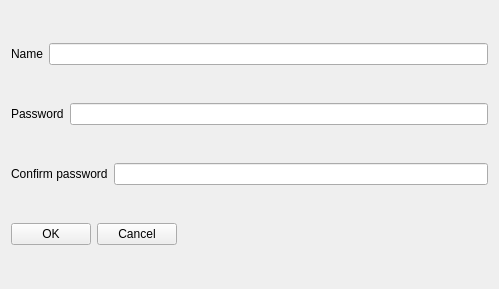
This is src/ui/box/create-box.ui in openeuler-mirror/ks-ssr as Qt 5 draws it before an edit. The edited form follows.
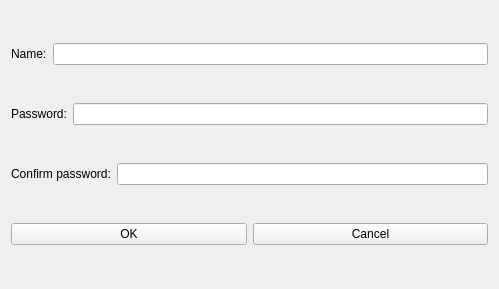
This is the edited form. Icons and pictures are not drawn.

```diff
--- a/src/ui/box/create-box.ui
+++ b/src/ui/box/create-box.ui
@@ -17,13 +17,16 @@
    <iconset resource="../../../resources/resources.qrc">
     <normaloff>:/images/logo</normaloff>:/images/logo</iconset>
   </property>
+  <property name="styleSheet">
+   <string notr="true"/>
+  </property>
   <layout class="QVBoxLayout" name="verticalLayout">
    <item>
     <layout class="QHBoxLayout" name="m_nameLine">
      <item>
       <widget class="QLabel" name="m_nameLabel">
        <property name="text">
-        <string>Name</string>
+        <string>Name:</string>
        </property>
       </widget>
      </item>
@@ -37,7 +40,7 @@
      <item>
       <widget class="QLabel" name="m_passwordLabel">
        <property name="text">
-        <string>Password</string>
+        <string>Password:</string>
        </property>
       </widget>
      </item>
@@ -51,7 +54,7 @@
      <item>
       <widget class="QLabel" name="m_confirmPasswordLabel">
        <property name="text">
-        <string>Confirm password</string>
+        <string>Confirm password:</string>
        </property>
       </widget>
      </item>
@@ -76,19 +79,6 @@
        </property>
       </widget>
      </item>
-     <item>
-      <spacer name="horizontalSpacer">
-       <property name="orientation">
-        <enum>Qt::Horizontal</enum>
-       </property>
-       <property name="sizeHint" stdset="0">
-        <size>
-         <width>40</width>
-         <height>20</height>
-        </size>
-       </property>
-      </spacer>
-     </item>
     </layout>
    </item>
   </layout>
```
